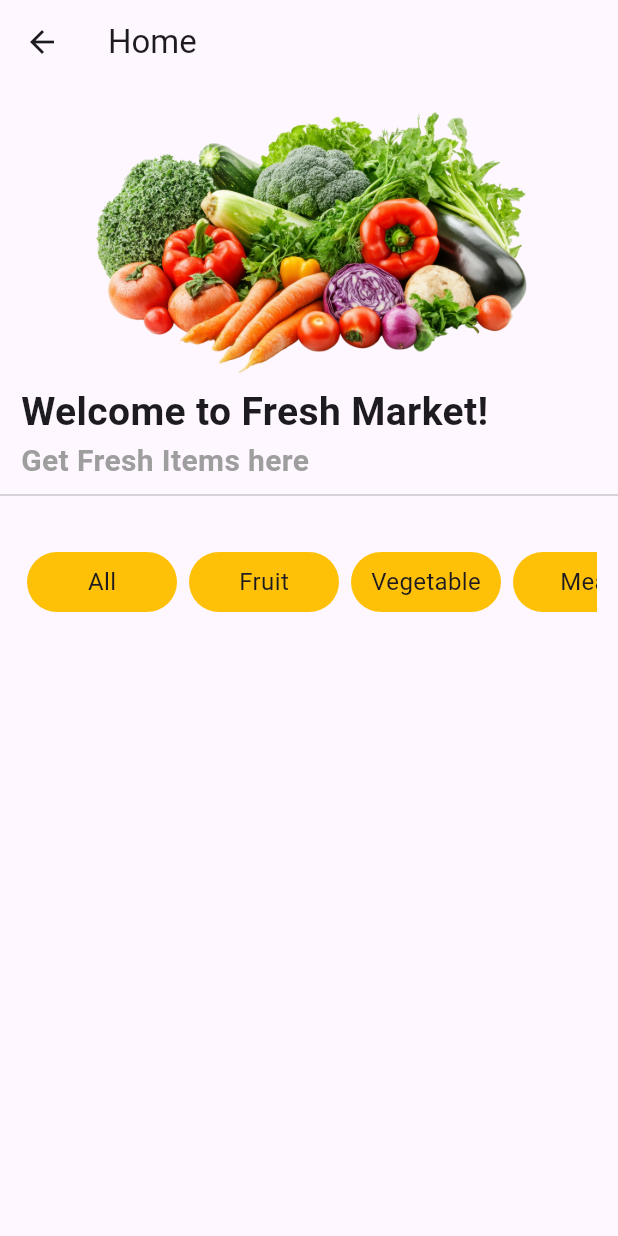
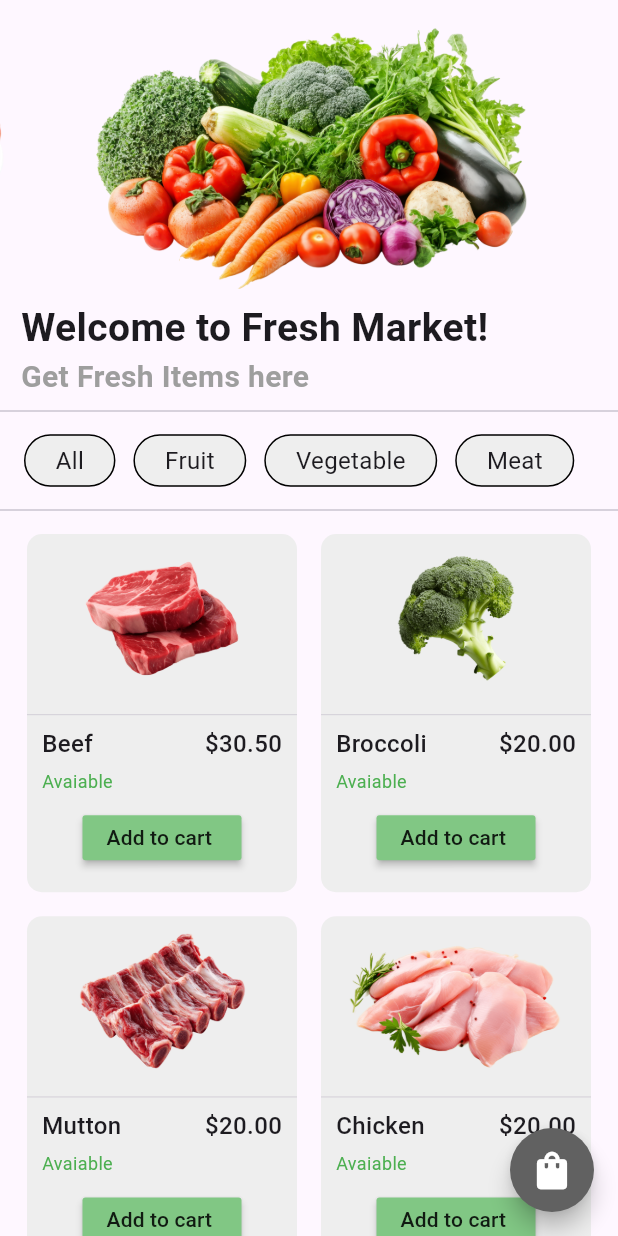
Before and after one commit to Tola-Seyha/fresh_market, a Flutter app: the screen it shows after launch, after a tap on "Get Start Now", on a phone screen of 412 x 824 dp. Run offline on Flutter 3.47's test engine with Material 3 defaults, Android fonts, the phone set to English and light mode, and no system bars; drawn by our look-alikes of carousel_slider.

Commit message:
Add cart to category ALL

```diff
--- a/lib/components/category_component.dart
+++ b/lib/components/category_component.dart
@@ -11,12 +11,16 @@ class CatecoryComponent extends StatelessWidget {
         child: Center(
           child: Container(
             decoration: BoxDecoration(
-              color: Colors.amber,
+              border: Border.all(),
+              color: Colors.grey[200],
               borderRadius: BorderRadius.circular(20),
             ),
-            height: 40,
-            width: 100,
-            child: Center(child: Text(title, style: TextStyle(fontSize: 16))),
+            height: 35,
+             // width: 100,
+            child: Padding(
+              padding: const EdgeInsets.symmetric(horizontal: 20.0),
+              child: Center(child: Text(title, style: TextStyle(fontSize: 16))),
+            ),
           ),
         ),
       ),
--- /dev/null
+++ b/lib/components/item_card_component.dart
@@ -0,0 +1,73 @@
+import 'package:flutter/material.dart';
+
+class ItemCardComponent extends StatelessWidget {
+  final String imagePath;
+  final String name;
+  final String price;
+  final void Function()? onPressed;
+
+
+  const ItemCardComponent({
+    super.key,
+    required this.imagePath,
+    required this.name,
+    required this.price,
+    required this.onPressed,
+  });
+
+  @override
+  Widget build(BuildContext context) {
+    return Padding(
+      padding: const EdgeInsets.all(8.0),
+      child: Container(
+        decoration: BoxDecoration(
+          color: Colors.grey[200],
+          borderRadius: BorderRadius.circular(10),
+        ),
+        child: Column(
+          children: [
+            AspectRatio(
+              aspectRatio: 1.6,
+              child: Image.asset(imagePath, fit: BoxFit.contain),
+            ),
+            Divider(thickness: 0.5),
+
+            Padding(
+              padding: const EdgeInsets.symmetric(horizontal: 10.0),
+              child: Row(
+                mainAxisAlignment: MainAxisAlignment.spaceBetween,
+                children: [
+                  Text(name, style: TextStyle(fontSize: 16, fontWeight: FontWeight.w500)),
+                  Text("\$"+price, style: TextStyle(fontSize: 16, fontWeight: FontWeight.w500)),
+                ],
+              ),
+            ),
+            SizedBox(height: 5),
+            Padding(
+              padding: const EdgeInsets.symmetric(horizontal: 10.0),
+              child: Row(
+                children: [
+                  Text(
+                    "Avaiable",
+                    style: TextStyle(fontSize: 12, color: Colors.green),
+                  ),
+                ],
+              ),
+            ),
+            // Spacer(),
+            SizedBox(height: 5),
+
+            MaterialButton(
+              onPressed: onPressed,
+              color: Colors.green[300],
+              // clipBehavior: Clip.antiAlias,
+              height: 30,
+              child: Text("Add to cart "),
+            ),
+            // Spacer(),
+          ],
+        ),
+      ),
+    );
+  }
+}
--- a/lib/main.dart
+++ b/lib/main.dart
@@ -1,17 +1,22 @@
 import 'package:flutter/material.dart';
+import 'package:fresh_market/models/item_card_model.dart';
 import 'package:fresh_market/pages/intro_page.dart';
+import 'package:provider/provider.dart';
 
 void main() {
-  runApp(const MyApp());
+  runApp(
+    ChangeNotifierProvider(
+      create: (context) => ItemCardModel(),
+      child: const MyApp(),
+    ),
+  );
 }
+
 class MyApp extends StatelessWidget {
   const MyApp({super.key});
 
   @override
   Widget build(BuildContext context) {
-    return MaterialApp(
-      debugShowCheckedModeBanner: false,
-      home: IntroPage(),
-    );
+    return MaterialApp(debugShowCheckedModeBanner: false, home: IntroPage());
   }
 }
--- /dev/null
+++ b/lib/models/item_card_model.dart
@@ -0,0 +1,35 @@
+import 'package:flutter/cupertino.dart';
+
+class ItemCardModel extends ChangeNotifier{
+
+  final List _itemList = [
+    ["assets/image/beef.png", "Beef", "30.50" ],
+    ["assets/image/broccoli.png", "Broccoli", "20.00" ],
+    ["assets/image/mutton.png", "Mutton", "20.00" ],
+    ["assets/image/chicken-meat.png", "Chicken", "20.00" ],
+    ["assets/image/mushroom.png", "Mushroom", "20.00" ],
+    ["assets/image/zucchini.png", "Zucchini", "20.00" ],
+    ["assets/image/steak-and-meat.png", "Meat", "20.00" ],
+
+  ];
+
+  final List _addCart = [];
+
+  get itemList => _itemList;
+  get addCart => _addCart;
+
+  void addToCart(index){
+    _addCart.add(_itemList[index]);
+
+    notifyListeners();
+  }
+  void removeItemeFromCart (index){
+    _addCart.removeAt(index);
+
+    notifyListeners();
+  }
+
+
+
+
+}
--- a/lib/pages/home_page.dart
+++ b/lib/pages/home_page.dart
@@ -1,7 +1,11 @@
 import 'package:carousel_slider/carousel_slider.dart';
 import 'package:flutter/material.dart';
 import 'package:fresh_market/components/category_component.dart';
+import 'package:fresh_market/components/item_card_component.dart';
 import 'package:fresh_market/models/category_model.dart';
+import 'package:fresh_market/models/item_card_model.dart';
+import 'package:fresh_market/pages/cart_page.dart';
+import 'package:provider/provider.dart';
 
 class HomePage extends StatefulWidget {
   const HomePage({super.key});
@@ -28,10 +32,20 @@ class _HomePageState extends State<HomePage> {
   @override
   Widget build(BuildContext context) {
     return Scaffold(
-      appBar: AppBar(title: Text("Home")),
+      // appBar: AppBar(title: Text("Home")),
+      floatingActionButton: FloatingActionButton(
+        onPressed: () {
+          Navigator.push(
+            context,
+            MaterialPageRoute(builder: (context) => CartPage()),
+          );
+        },
+        backgroundColor: Colors.grey[700],
+        shape: CircleBorder(),
+        child: Icon(Icons.shopping_bag, size: 30, color: Colors.white),
+        // shape: Border.all(),
+      ),
       body: SafeArea(
-        child: SingleChildScrollView(
-          scrollDirection: Axis.vertical,
         child: Column(
           children: [
             //Auto slide
@@ -52,7 +66,7 @@ class _HomePageState extends State<HomePage> {
                   builder: (BuildContext context) {
                     return Container(
                       width: MediaQuery.of(context).size.width,
-                        margin: EdgeInsets.symmetric(horizontal: 14.0),
+                      margin: EdgeInsets.symmetric(horizontal: 8.0),
                       decoration: BoxDecoration(
                         image: DecorationImage(image: AssetImage(images)),
                       ),
@@ -69,10 +83,7 @@ class _HomePageState extends State<HomePage> {
                   padding: const EdgeInsets.symmetric(horizontal: 14.0),
                   child: Text(
                     "Welcome to Fresh Market!",
-                      style: TextStyle(
-                        fontSize: 26,
-                        fontWeight: FontWeight.bold,
-                      ),
+                    style: TextStyle(fontSize: 26, fontWeight: FontWeight.bold),
                   ),
                 ),
               ],
@@ -93,40 +104,54 @@ class _HomePageState extends State<HomePage> {
               ],
             ),
             Divider(thickness: 1),
-              SizedBox(height: 10),
-
-              // fresh items grid view
-              // Container(
-              //   height: 100,
-              //   color: Colors.amber,
-              //   child: ListView.builder(
-              //     // scrollDirection: Axis.horizontal,
-              //     itemCount: categoryModel.length,
-              //     itemBuilder: (context, index) {
-              //       return CatecoryComponent(title: categoryModel[index].title);
-              //     },
-              //   ),
-              // ),
-
+            // SizedBox(height: 10),
             Padding(
-                padding:  EdgeInsets.symmetric(horizontal: 14),
-                child: Container(
-                  height: 80,
+              padding: EdgeInsets.symmetric(horizontal: 10),
+              child: SizedBox(
+                height: 50,
                 // color: Colors.amber,
                 child: ListView.builder(
                   scrollDirection: Axis.horizontal,
                   itemCount: categoryModel.length,
                   itemBuilder: (context, index) {
-                      return CatecoryComponent(title: categoryModel[index].title);
+                    return Padding(
+                      padding: const EdgeInsets.symmetric(horizontal: 2.0),
+                      child: CatecoryComponent(
+                        title: categoryModel[index].title,
+                      ),
+                    );
                   },
                 ),
               ),
             ),
-
-
-
+            Divider(),
+            Expanded(
+              child: Consumer<ItemCardModel>(
+                builder: (context, value, child) {
+                  return Padding(
+                    padding: const EdgeInsets.symmetric(horizontal: 10.0),
+                    child: GridView.builder(
+                      itemCount: value.itemList.length,
+                      gridDelegate: SliverGridDelegateWithFixedCrossAxisCount(
+                        crossAxisCount: 2,
+                        childAspectRatio: 1 / 1.3,
+                      ),
+                      itemBuilder: (context, index) {
+                        return ItemCardComponent(
+                          imagePath: value.itemList[index][0],
+                          name: value.itemList[index][1],
+                          price: value.itemList[index][2],
+                          onPressed: () {
+                            context.read<ItemCardModel>().addToCart(index);
+                          },
+                        );
+                      },
+                    ),
+                  );
+                },
+              ),
+            ),
           ],
-          ),
         ),
       ),
     );
```
Also changed, not shown: lib/models/category_model.dart (+8 -0 lines), lib/pages/cart_page.dart (+58 -4 lines), assets/image/meat.png (deleted). Lines whose indentation alone changed are shown as unchanged.
